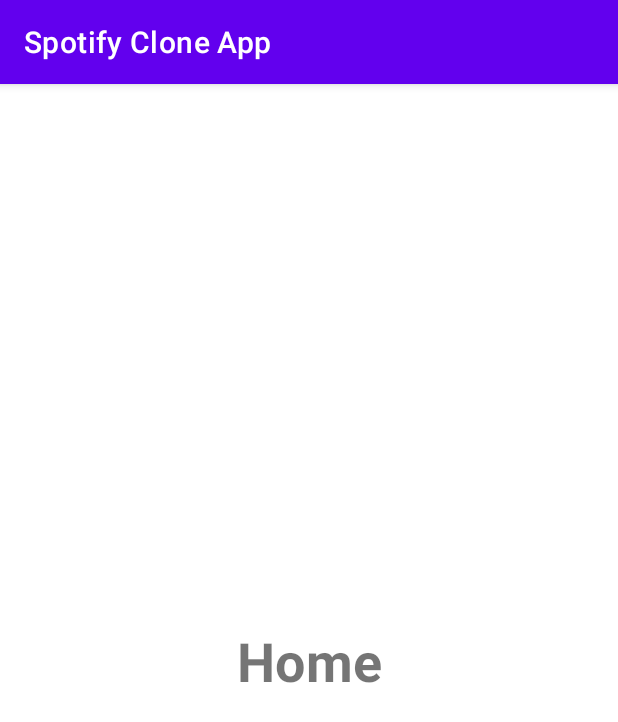
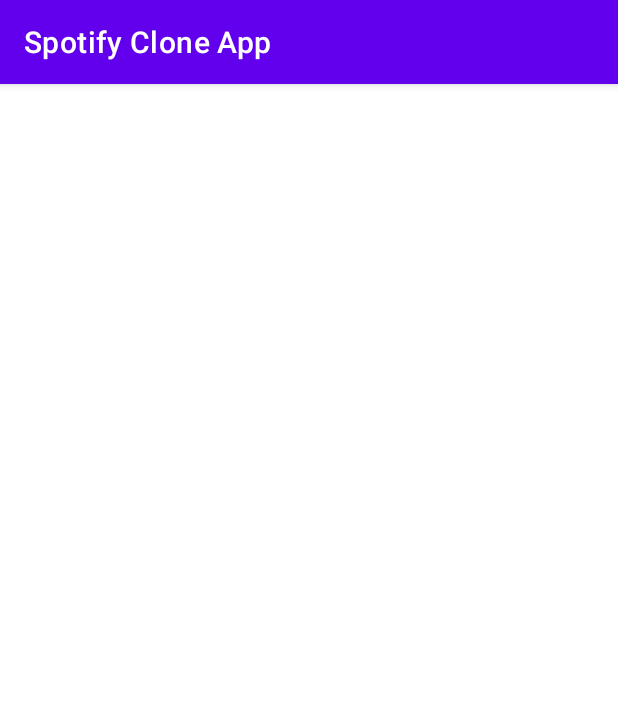
Before and after one commit to GuerraAna/app-spotify-clone-udemy, an Android app: the fragment Home shown on its own in the app's theme, on a phone screen of 412 x 824 dp. Shown: the top 722 px of the screen. Run offline under Robolectric (Android 15) with nearby library versions, the phone set to English and light mode, and no system bars.

Commit message:
Inicio da Estrutura de Lista da Home e mudanca de onCreateView para onViewCreate

```diff
--- a/app/src/main/java/br/com/spotifycloneapp/fragments/Home.kt
+++ b/app/src/main/java/br/com/spotifycloneapp/fragments/Home.kt
@@ -7,16 +7,6 @@ import android.view.View
 import android.view.ViewGroup
 import br.com.spotifycloneapp.R
 
-// TODO: Rename parameter arguments, choose names that match
-// the fragment initialization parameters, e.g. ARG_ITEM_NUMBER
-private const val ARG_PARAM1 = "param1"
-private const val ARG_PARAM2 = "param2"
-
-/**
- * A simple [Fragment] subclass.
- * Use the [Home.newInstance] factory method to
- * create an instance of this fragment.
- */
 class Home : Fragment() {
 
     companion object {
@@ -26,6 +16,7 @@ class Home : Fragment() {
             fragmentHome.arguments = argumentos
             return fragmentHome
         }
+
     }
 
     override fun onCreateView(
@@ -35,4 +26,9 @@ class Home : Fragment() {
         // Inflate the layout for this fragment
         return inflater.inflate(R.layout.fragment_home, container, false)
     }
+
+    override fun onViewCreated(view: View, savedInstanceState: Bundle?) {
+
+    }
+
 }
--- a/app/src/main/res/layout/activity_main.xml
+++ b/app/src/main/res/layout/activity_main.xml
@@ -21,6 +21,7 @@
         android:layout_width="match_parent"
         android:layout_height="wrap_content"
         android:background="@color/dark_gray"
+        android:layout_gravity="bottom"
         app:menu="@menu/menu"
         app:itemIconTint="@android:color/white"
         app:itemTextColor="@android:color/white"
--- a/app/src/main/res/layout/fragment_home.xml
+++ b/app/src/main/res/layout/fragment_home.xml
@@ -7,16 +7,6 @@
     xmlns:app="http://schemas.android.com/apk/res-auto"
     tools:context=".fragments.Home">
 
-    <TextView
-        android:id="@+id/tv_home"
-        android:layout_width="wrap_content"
-        android:layout_height="wrap_content"
-        android:text="Home"
-        android:textStyle="bold"
-        android:textSize="36sp"
-        app:layout_constraintStart_toStartOf="parent"
-        app:layout_constraintEnd_toEndOf="parent"
-        app:layout_constraintTop_toTopOf="parent"
-        app:layout_constraintBottom_toBottomOf="parent"/>
+
 
 </androidx.constraintlayout.widget.ConstraintLayout>
```
